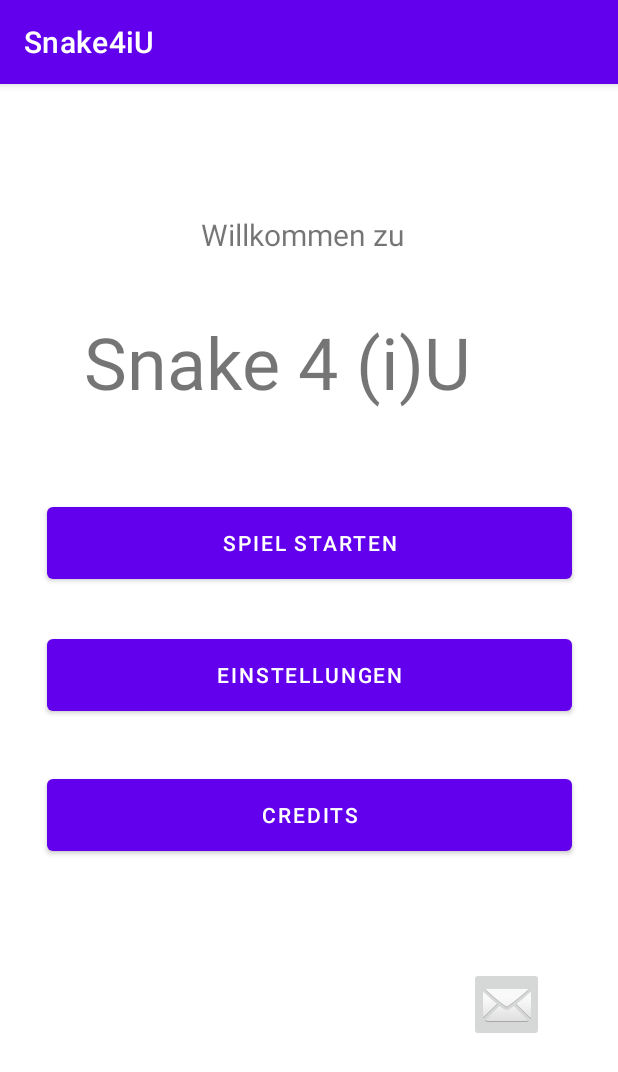
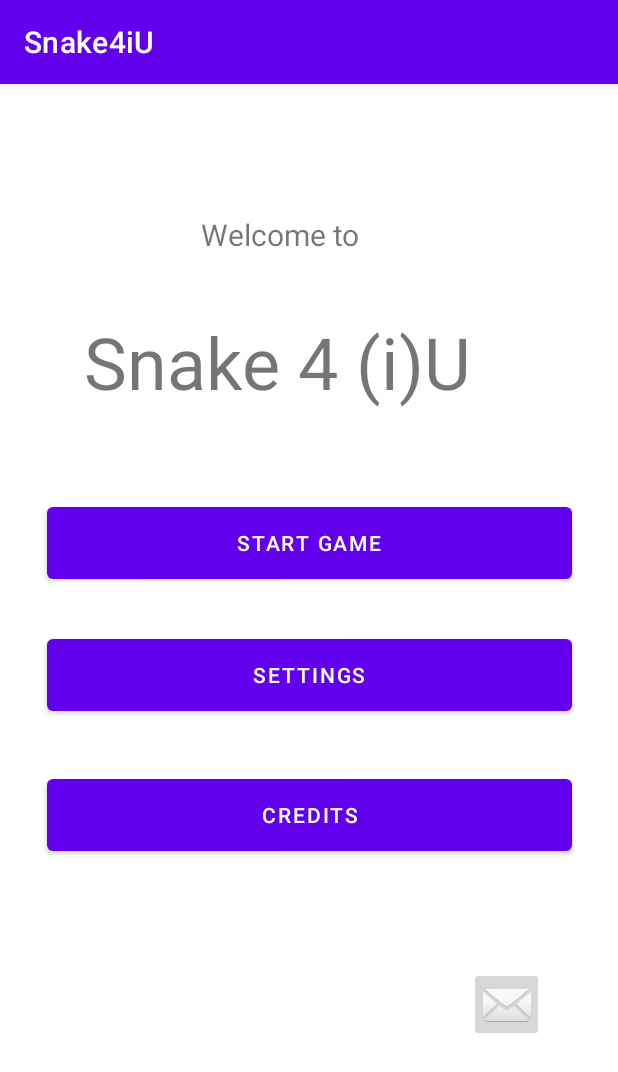
Before and after one commit to knautschka/Snake4iU, an Android app: the screen it shows after launch (MainActivity), on a phone screen of 412 x 824 dp. Shown: the top 1072 px of the screen. Run offline under Robolectric (Android 15) with nearby library versions, the phone set to English and light mode, and no system bars.

Commit message:
Deutsch und Englisch sind jetzt als Sprachen verfügbar.

```diff
--- a/app/src/main/res/layout/activity_main.xml
+++ b/app/src/main/res/layout/activity_main.xml
@@ -13,7 +13,7 @@
         android:layout_marginStart="41dp"
         android:layout_marginEnd="41dp"
         android:layout_marginBottom="24dp"
-        android:text="Spiel starten"
+        android:text="@string/spiel_starten"
         android:visibility="visible"
         app:layout_constraintBottom_toTopOf="@+id/settings"
         app:layout_constraintEnd_toEndOf="parent"
@@ -28,7 +28,7 @@
         android:layout_marginStart="41dp"
         android:layout_marginEnd="41dp"
         android:layout_marginBottom="30dp"
-        android:text="Einstellungen"
+        android:text="@string/einstellungen"
         app:layout_constraintBottom_toTopOf="@+id/credits"
         app:layout_constraintEnd_toEndOf="parent"
         app:layout_constraintStart_toStartOf="parent"
@@ -52,7 +52,7 @@
         android:layout_marginStart="41dp"
         android:layout_marginEnd="41dp"
         android:layout_marginBottom="67dp"
-        android:text="Credits"
+        android:text="@string/credits"
         app:layout_constraintBottom_toTopOf="@+id/imageButton"
         app:layout_constraintEnd_toEndOf="parent"
         app:layout_constraintStart_toStartOf="parent"
@@ -64,7 +64,7 @@
         android:layout_height="50dp"
         android:layout_marginTop="83dp"
         android:layout_marginBottom="12dp"
-        android:text="Willkommen zu"
+        android:text="@string/willkommen_zu"
         android:textSize="20sp"
         app:layout_constraintBottom_toTopOf="@+id/gameTitle"
         app:layout_constraintEnd_toEndOf="parent"
@@ -78,7 +78,7 @@
         android:layout_marginStart="55dp"
         android:layout_marginEnd="55dp"
         android:layout_marginBottom="40dp"
-        android:text="Snake 4 (i)U"
+        android:text="@string/snake_4_i_u"
         android:textSize="48sp"
         app:layout_constraintBottom_toTopOf="@+id/start"
         app:layout_constraintEnd_toEndOf="parent"
--- a/app/src/main/res/values/strings.xml
+++ b/app/src/main/res/values/strings.xml
@@ -1,3 +1,8 @@
 <resources>
     <string name="app_name">Snake4iU</string>
+    <string name="credits">Credits</string>
+    <string name="snake_4_i_u">Snake 4 (i)U</string>
+    <string name="spiel_starten">Start Game</string>
+    <string name="einstellungen">Settings</string>
+    <string name="willkommen_zu">Welcome to</string>
 </resources>
```
Also changed, not shown: 1 other file.
